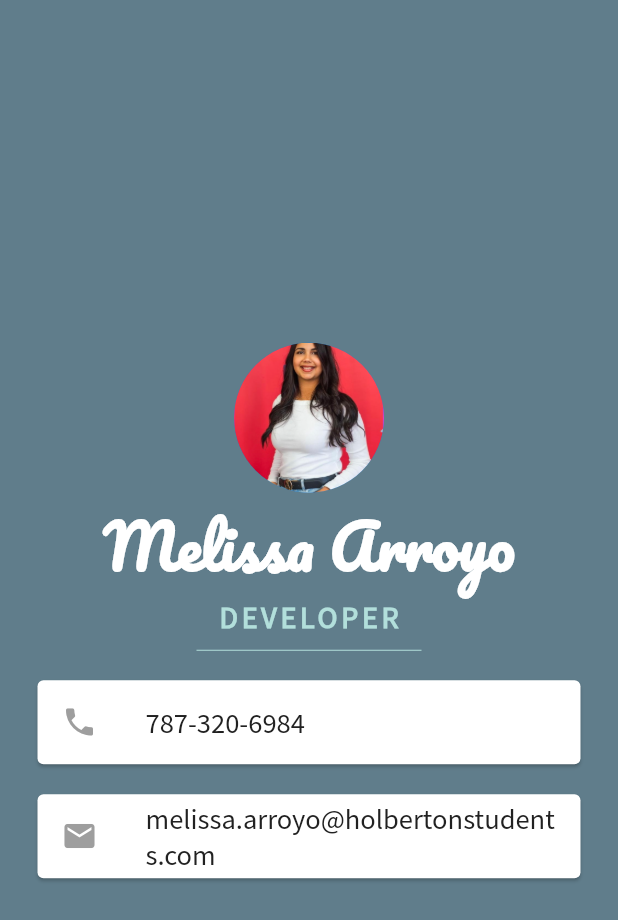
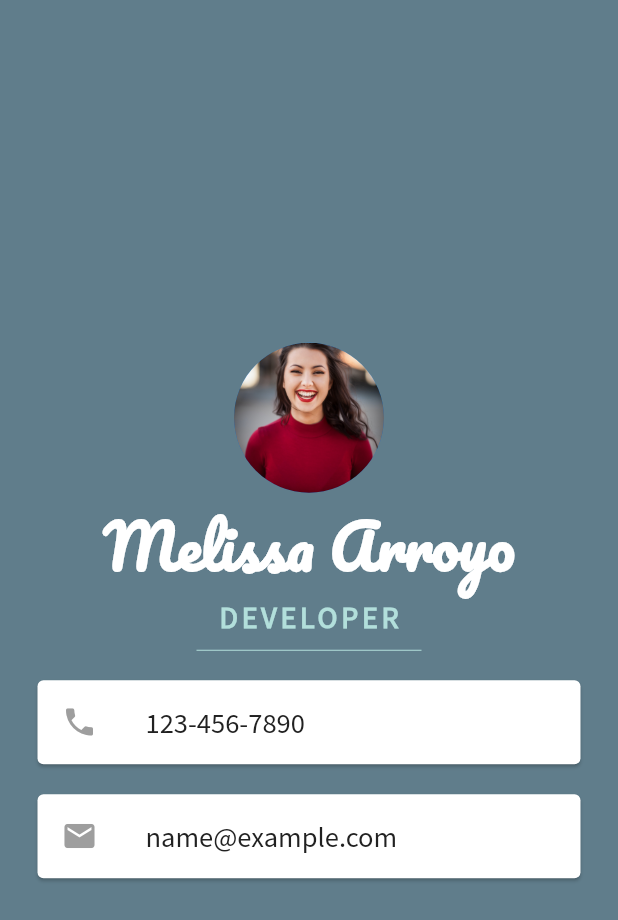
Before and after one commit to MelissaAT/mi_card_flutter-master, a Flutter app: the screen it shows after launch, on a phone screen of 412 x 824 dp. Shown: the top 920 px of the screen. Run offline on Flutter 3.47's test engine with Material 2 defaults, Android fonts, the phone set to English and light mode, and no system bars.

Commit message:
adding changes

```diff
--- a/lib/main.dart
+++ b/lib/main.dart
@@ -53,7 +53,7 @@ class MyApp extends StatelessWidget {
                     color: Colors.grey,
                   ),
                   title: Text(
-                    '787-320-6984',
+                    '123-456-7890',
                     style: TextStyle(
                         fontSize: 19.0,
                         color: Colors.grey.shade900,
@@ -70,7 +70,7 @@ class MyApp extends StatelessWidget {
                     color: Colors.grey.shade500,
                   ),
                   title: Text(
-                    'melissa.arroyo@holbertonstudents.com',
+                    'name@example.com',
                     style: TextStyle(
                         fontSize: 19.0,
                         color: Colors.grey.shade900,
```
Also changed, not shown: fonts/simulator_screenshot_396E396A-7993-434C-A0C3-8C9D72518507.png (added), images/profile.jpg, images/screenshot.png, 13 other files.
